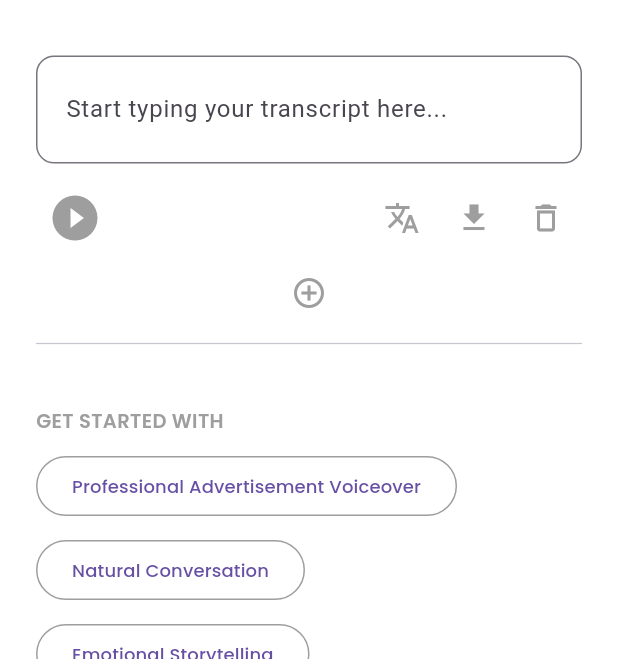
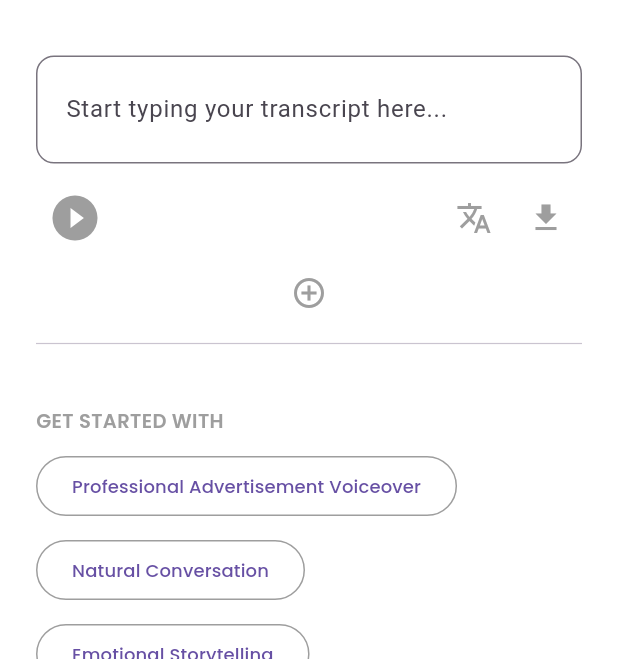
Before and after one commit to ardiansyahrfi/ai, a Flutter app: the screen it shows after launch, scrolled down 76 dp, after a tap on the "play circle filled" icon, on a phone screen of 412 x 824 dp, the part 84-743 px from its top. Run offline on Flutter 3.47's test engine with Material 3 defaults, Android fonts, the phone set to English and light mode, and no system bars; our stand-ins replace file_picker, google_fonts, just_audio; missing offline and left inert: dart:html.

Commit message:
push keempat

```diff
--- a/lib/pages/text_to_speech_page.dart
+++ b/lib/pages/text_to_speech_page.dart
@@ -2,9 +2,14 @@ import 'dart:io';
 import 'dart:convert';
 import 'package:flutter/material.dart';
 import 'package:google_fonts/google_fonts.dart';
+import 'package:flutter/foundation.dart' show kIsWeb;
 import 'package:http/http.dart' as http;
 import 'package:just_audio/just_audio.dart';
 import 'package:path_provider/path_provider.dart';
+
+// ignore: avoid_web_libraries_in_flutter
+import 'dart:html' as html; // hanya akan aktif kalau di web
+
 
 class TextToSpeechPage extends StatefulWidget {
   const TextToSpeechPage({super.key});
@@ -20,6 +25,7 @@ class _TextToSpeechPageState extends State<TextToSpeechPage> {
   String selectedVoice = "Ember";
   bool _isLoading = false;
   String? _lastAudioUrl;
+  bool _isFirstTextEdited = false; // <-- untuk melacak apakah text pertama diubah
 
   final Map<String, String> _sampleTexts = {
     "Professional Advertisement Voiceover":
@@ -66,21 +72,42 @@ class _TextToSpeechPageState extends State<TextToSpeechPage> {
     );
 
     if (response.statusCode == 200) {
+      // Coba deteksi apakah backend mengirim audio bytes atau JSON URL
+      if (response.headers['content-type']?.contains('application/json') ?? false) {
         final data = jsonDecode(response.body);
-        if (data['output'] != null && data['output'].isNotEmpty) {
-          final audioUrl = data['output'][0];
+        final audioUrl = data['output']?[0] ?? '';
+        if (audioUrl.isEmpty) throw Exception('Tidak ada URL audio di response');
         _lastAudioUrl = audioUrl;
 
         await _player.stop();
-          await _player.setUrl("$audioUrl?ts=${DateTime.now().millisecondsSinceEpoch}");
+        await _player.setUrl(audioUrl);
         await _player.play();
+      } else {
+        // Kalau server mengirim bytes langsung (non-JSON)
+        final bytes = response.bodyBytes;
+
+        if (kIsWeb) {
+          // 🌐 WEB → langsung buat blob
+          final blob = html.Blob([bytes]);
+          final url = html.Url.createObjectUrlFromBlob(blob);
+          _lastAudioUrl = url;
+          await _player.setUrl(url);
+          await _player.play();
+        } else {
+          // 📱 NATIVE → simpan ke file sementara
+          final dir = await getTemporaryDirectory();
+          final file = File('${dir.path}/tts_${DateTime.now().millisecondsSinceEpoch}.wav');
+          await file.writeAsBytes(bytes);
+          _lastAudioUrl = file.path;
+
+          await _player.setFilePath(file.path);
+          await _player.play();
+        }
+      }
 
       ScaffoldMessenger.of(context).showSnackBar(
         const SnackBar(content: Text('✅ Suara berhasil diputar')),
       );
-        } else {
-          throw Exception("Tidak ada output audio dari API.");
-        }
     } else {
       throw Exception("Gagal memanggil API (${response.statusCode})");
     }
@@ -97,6 +124,7 @@ class _TextToSpeechPageState extends State<TextToSpeechPage> {
   }
 }
 
+
 // --- Download Audio ke File ---
 Future<void> _downloadAudio() async {
   if (_lastAudioUrl == null) {
@@ -106,23 +134,39 @@ class _TextToSpeechPageState extends State<TextToSpeechPage> {
     return;
   }
 
-    final uri = Uri.parse(_lastAudioUrl!);
-    final response = await http.get(uri);
+  try {
+    if (kIsWeb) {
+      // 🌐 WEB → langsung download via link
+      final anchor = html.AnchorElement(href: _lastAudioUrl!)
+        ..setAttribute('download', 'tts_audio.wav')
+        ..click();
+      ScaffoldMessenger.of(context).showSnackBar(
+        const SnackBar(content: Text('🎧 Audio berhasil diunduh (Web Mode)')),
+      );
+      return;
+    }
 
-    if (response.statusCode == 200) {
-      final bytes = response.bodyBytes;
+    // 📱 MOBILE / DESKTOP
+    final sourceFile = File(_lastAudioUrl!);
+    if (!await sourceFile.exists()) {
+      throw Exception("File audio tidak ditemukan");
+    }
+
     final dir = await getApplicationDocumentsDirectory();
-      final file = File('${dir.path}/tts_audio_${DateTime.now().millisecondsSinceEpoch}.wav');
-      await file.writeAsBytes(bytes);
+    final newFile = File('${dir.path}/tts_audio_${DateTime.now().millisecondsSinceEpoch}.wav');
+    await sourceFile.copy(newFile.path);
+
     ScaffoldMessenger.of(context).showSnackBar(
-        SnackBar(content: Text("🎧 Audio disimpan di: ${file.path}")),
+      SnackBar(content: Text("🎧 Audio disimpan di: ${newFile.path}")),
     );
-    } else {
+  } catch (e) {
     ScaffoldMessenger.of(context).showSnackBar(
-        const SnackBar(content: Text('Gagal mengunduh audio')),
+      SnackBar(content: Text("❌ Gagal mengunduh audio: $e")),
     );
   }
 }
+
+
 
   // --- Tambah / Hapus Textfield ---
   void _addTextField() => setState(() => _controllers.add(TextEditingController()));
@@ -137,6 +181,16 @@ class _TextToSpeechPageState extends State<TextToSpeechPage> {
   Widget _buildTextField(int index) {
   final controller = _controllers[index];
   final isSpeaking = speakingIndex == index;
+
+  // deteksi perubahan text pertama
+  if (index == 0) {
+    controller.addListener(() {
+      final isEdited = controller.text.trim().isNotEmpty;
+      if (isEdited != _isFirstTextEdited) {
+        setState(() => _isFirstTextEdited = isEdited);
+      }
+    });
+  }
 
   return Padding(
     padding: const EdgeInsets.symmetric(vertical: 12),
@@ -154,6 +208,7 @@ class _TextToSpeechPageState extends State<TextToSpeechPage> {
         const SizedBox(height: 10),
         Row(
           children: [
+            // ▶️ Tombol play
             IconButton(
               icon: Icon(
                 Icons.play_circle_fill,
@@ -162,21 +217,38 @@ class _TextToSpeechPageState extends State<TextToSpeechPage> {
               ),
               onPressed: () => _speakFromServer(controller.text, index),
             ),
+
             const Spacer(),
+
+            // 🌐 Tombol translate
             IconButton(
               icon: const Icon(Icons.translate, color: Colors.grey),
-                onPressed: () {},
+              tooltip: 'Terjemahkan teks',
+              onPressed: () {
+                ScaffoldMessenger.of(context).showSnackBar(
+                  const SnackBar(content: Text('🔤 Fitur translate belum diaktifkan')),
+                );
+              },
             ),
+
+            // 💾 Tombol download
             IconButton(
               icon: const Icon(Icons.download, color: Colors.grey),
+              tooltip: 'Download Audio',
               onPressed: _downloadAudio,
             ),
+
+            // 🗑️ Tombol hapus hanya muncul jika bukan text area pertama
+            if (index != 0)
               IconButton(
                 icon: const Icon(Icons.delete_outline, color: Colors.grey),
+                tooltip: 'Hapus text area ini',
                 onPressed: () => _removeTextField(index),
               ),
           ],
         ),
+
+        // ➕ Tombol tambah hanya di bagian bawah text terakhir
         if (index == _controllers.length - 1)
           Center(
             child: IconButton(
@@ -184,12 +256,12 @@ class _TextToSpeechPageState extends State<TextToSpeechPage> {
               onPressed: _addTextField,
             ),
           ),
+
         const Divider(thickness: 0.8, height: 20),
       ],
     ),
   );
 }
-
   // --- Combo Box Ember ---
   Widget _buildVoiceSelector() {
     return Row(
@@ -244,6 +316,8 @@ class _TextToSpeechPageState extends State<TextToSpeechPage> {
 
   @override
   Widget build(BuildContext context) {
+    final showGetStarted = _controllers.length == 1 && !_isFirstTextEdited;
+
     return Padding(
       padding: const EdgeInsets.all(24.0),
       child: SingleChildScrollView(
@@ -254,8 +328,14 @@ class _TextToSpeechPageState extends State<TextToSpeechPage> {
             const SizedBox(height: 15),
             for (int i = 0; i < _controllers.length; i++) _buildTextField(i),
             const SizedBox(height: 20),
-            Text("GET STARTED WITH",
-                style: GoogleFonts.poppins(fontSize: 13, color: Colors.grey, fontWeight: FontWeight.w600)),
+
+            // hanya tampil jika masih satu text area & belum diubah
+            if (showGetStarted) ...[
+              Text(
+                "GET STARTED WITH",
+                style: GoogleFonts.poppins(
+                    fontSize: 13, color: Colors.grey, fontWeight: FontWeight.w600),
+              ),
               const SizedBox(height: 10),
               Wrap(
                 spacing: 8,
@@ -271,6 +351,8 @@ class _TextToSpeechPageState extends State<TextToSpeechPage> {
                   );
                 }).toList(),
               ),
+            ],
+
             const SizedBox(height: 40),
             Center(
               child: _isLoading
--- a/pubspec.yaml
+++ b/pubspec.yaml
@@ -30,6 +30,7 @@ environment:
 dependencies:
   flutter:
     sdk: flutter
+  path_provider: ^2.1.4
   google_fonts: ^6.3.2
 
 
@@ -39,7 +40,6 @@ dependencies:
   just_audio: ^0.10.5
   http: ^1.5.0
   record: ^6.1.2
-  path_provider: ^2.1.5
   file_picker: ^10.3.3
   flutter_tts: ^4.0.2
 
```
Lines whose indentation alone changed are shown as unchanged.
